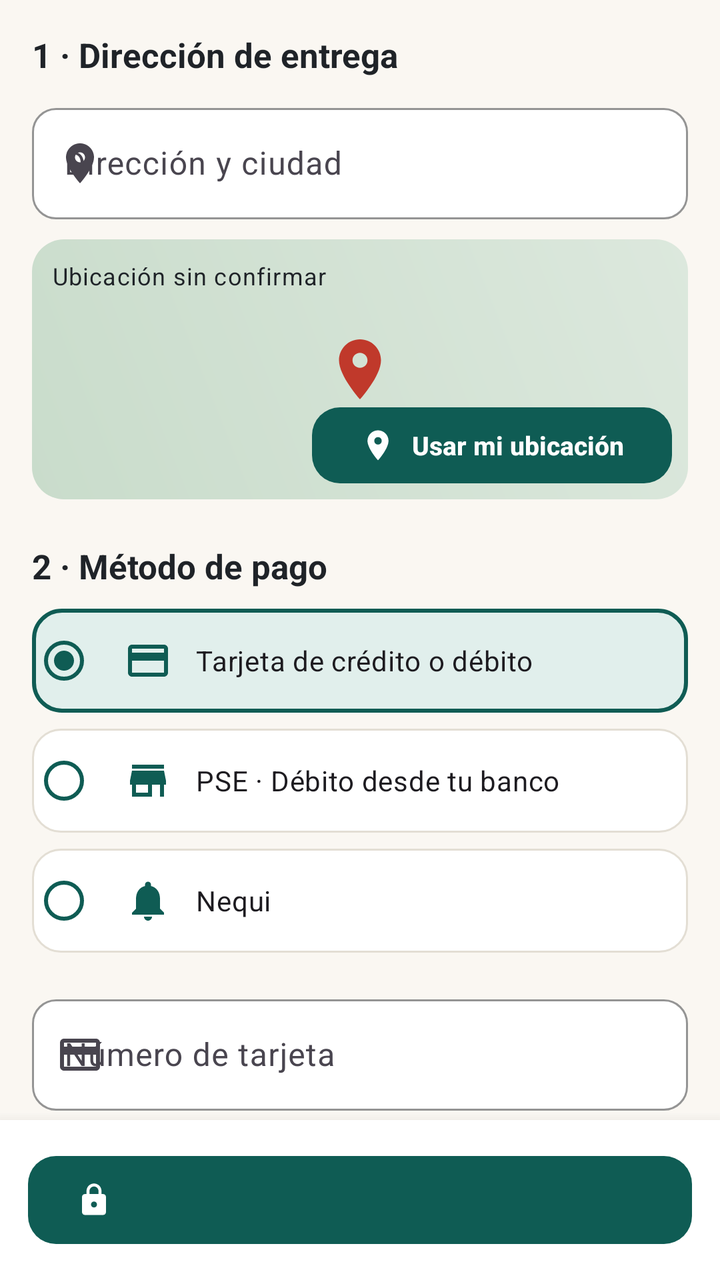
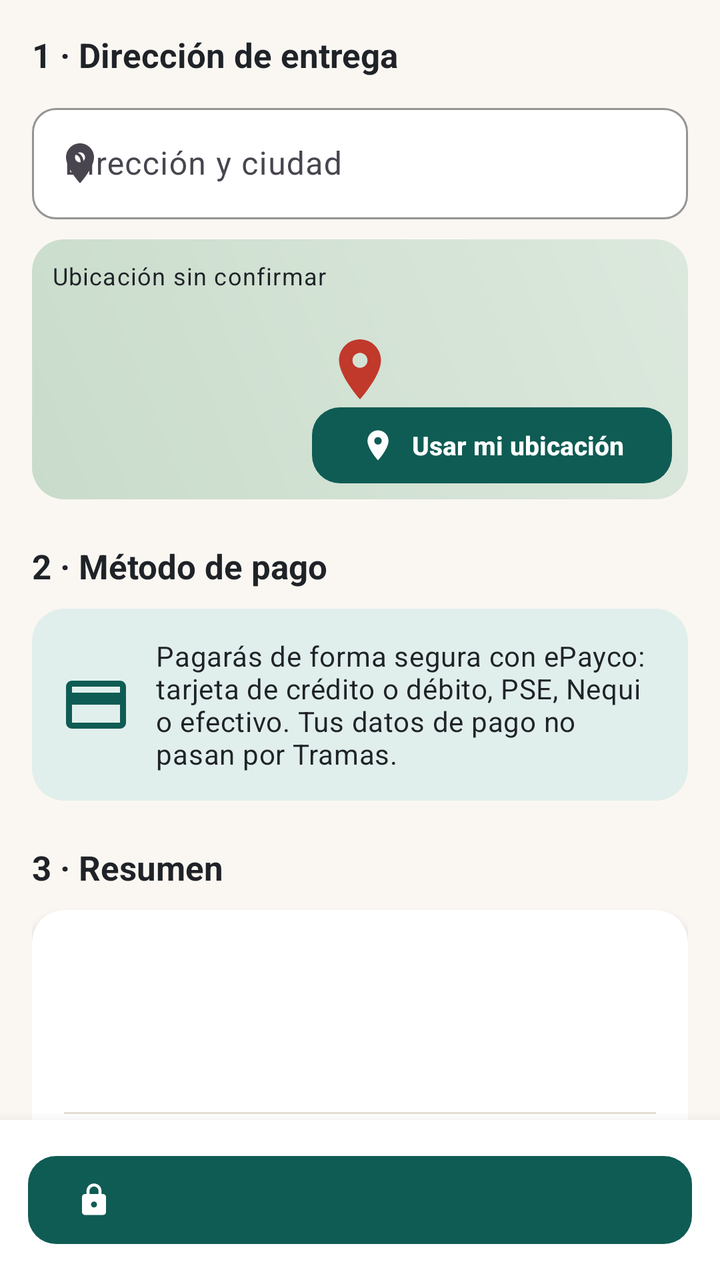

Compare the two renders of this Android layout. The source of the first and the diff that turns it into the second are given below.
<!-- AndroidManifest.xml: application theme Theme.Tramas -->
<!-- res/layout/fragment_checkout.xml -->
<?xml version="1.0" encoding="utf-8"?>
<LinearLayout xmlns:android="http://schemas.android.com/apk/res/android"
    xmlns:app="http://schemas.android.com/apk/res-auto"
    android:layout_width="match_parent"
    android:layout_height="match_parent"
    android:orientation="vertical">

    <androidx.core.widget.NestedScrollView
        android:layout_width="match_parent"
        android:layout_height="0dp"
        android:layout_weight="1">

        <LinearLayout
            android:layout_width="match_parent"
            android:layout_height="wrap_content"
            android:orientation="vertical"
            android:padding="@dimen/screen_padding">

            <TextView
                android:layout_width="wrap_content"
                android:layout_height="wrap_content"
                android:text="@string/n_1_direccion_de_entrega"
                android:textAppearance="@style/TextAppearance.Tramas.Headline"
                android:textSize="17sp" />

            <com.google.android.material.textfield.TextInputLayout
                android:id="@+id/tilAddress"
                android:layout_width="match_parent"
                android:layout_height="wrap_content"
                android:layout_marginTop="10dp"
                android:hint="@string/direccion_y_ciudad"
                app:startIconDrawable="@drawable/ic_location">

                <com.google.android.material.textfield.TextInputEditText
                    android:id="@+id/etAddress"
                    android:layout_width="match_parent"
                    android:layout_height="wrap_content"
                    android:inputType="textPostalAddress" />
            </com.google.android.material.textfield.TextInputLayout>

            <FrameLayout
                android:layout_width="match_parent"
                android:layout_height="130dp"
                android:layout_marginTop="10dp"
                android:background="@drawable/bg_map_placeholder">

                <ImageView
                    android:layout_width="36dp"
                    android:layout_height="36dp"
                    android:layout_gravity="center"
                    android:contentDescription="@null"
                    android:src="@drawable/ic_location"
                    app:tint="@color/danger" />

                <TextView
                    android:id="@+id/tvLocation"
                    android:layout_width="wrap_content"
                    android:layout_height="wrap_content"
                    android:layout_gravity="top|start"
                    android:layout_margin="10dp"
                    android:text="@string/ubicacion_sin_confirmar"
                    android:textAppearance="@style/TextAppearance.Tramas.Caption"
                    android:textColor="@color/ink" />

                <com.google.android.material.button.MaterialButton
                    android:id="@+id/btnLocation"
                    style="@style/Widget.Tramas.Button.Small"
                    android:layout_width="wrap_content"
                    android:layout_height="wrap_content"
                    android:layout_gravity="bottom|end"
                    android:layout_margin="8dp"
                    android:text="@string/usar_mi_ubicacion"
                    app:icon="@drawable/ic_location" />
            </FrameLayout>

            <TextView
                android:layout_width="wrap_content"
                android:layout_height="wrap_content"
                android:layout_marginTop="22dp"
                android:text="@string/n_2_metodo_de_pago"
                android:textAppearance="@style/TextAppearance.Tramas.Headline"
                android:textSize="17sp" />

            <RadioGroup
                android:id="@+id/rgPayment"
                android:layout_width="match_parent"
                android:layout_height="wrap_content"
                android:layout_marginTop="10dp"
                android:orientation="vertical">

                <RadioButton
                    android:id="@+id/rbCard"
                    style="@style/Tramas.PayOption"
                    android:checked="true"
                    android:drawableStart="@drawable/ic_card"
                    android:text="@string/tarjeta_de_credito_o_debito" />

                <RadioButton
                    android:id="@+id/rbPse"
                    style="@style/Tramas.PayOption"
                    android:drawableStart="@drawable/ic_store"
                    android:text="@string/pse_debito_desde_tu_banco" />

                <RadioButton
                    android:id="@+id/rbNequi"
                    style="@style/Tramas.PayOption"
                    android:drawableStart="@drawable/ic_bell"
                    android:text="@string/nequi" />
            </RadioGroup>

            <LinearLayout
                android:id="@+id/groupCard"
                android:layout_width="match_parent"
                android:layout_height="wrap_content"
                android:orientation="vertical">

                <com.google.android.material.textfield.TextInputLayout
                    android:id="@+id/tilCardNumber"
                    android:layout_width="match_parent"
                    android:layout_height="wrap_content"
                    android:layout_marginTop="10dp"
                    android:hint="@string/numero_de_tarjeta"
                    app:startIconDrawable="@drawable/ic_card">

                    <com.google.android.material.textfield.TextInputEditText
                        android:id="@+id/etCardNumber"
                        android:layout_width="match_parent"
                        android:layout_height="wrap_content"
                        android:inputType="number"
                        android:maxLength="19" />
                </com.google.android.material.textfield.TextInputLayout>

                <LinearLayout
                    android:layout_width="match_parent"
                    android:layout_height="wrap_content"
                    android:layout_marginTop="10dp"
                    android:orientation="horizontal">

                    <com.google.android.material.textfield.TextInputLayout
                        android:id="@+id/tilExpiry"
                        android:layout_width="0dp"
                        android:layout_height="wrap_content"
                        android:layout_marginEnd="6dp"
                        android:layout_weight="1"
                        android:hint="@string/mm_aa">

                        <com.google.android.material.textfield.TextInputEditText
                            android:id="@+id/etExpiry"
                            android:layout_width="match_parent"
                            android:layout_height="wrap_content"
                            android:inputType="number"
                            android:maxLength="5" />
                    </com.google.android.material.textfield.TextInputLayout>

                    <com.google.android.material.textfield.TextInputLayout
                        android:id="@+id/tilCvv"
                        android:layout_width="0dp"
                        android:layout_height="wrap_content"
                        android:layout_marginStart="6dp"
                        android:layout_weight="1"
                        android:hint="@string/cvv"
                        app:endIconMode="password_toggle">

                        <com.google.android.material.textfield.TextInputEditText
                            android:id="@+id/etCvv"
                            android:layout_width="match_parent"
                            android:layout_height="wrap_content"
                            android:inputType="numberPassword"
                            android:maxLength="4" />
                    </com.google.android.material.textfield.TextInputLayout>
                </LinearLayout>
            </LinearLayout>

            <TextView
                android:layout_width="wrap_content"
                android:layout_height="wrap_content"
                android:layout_marginTop="22dp"
                android:text="@string/n_3_resumen"
                android:textAppearance="@style/TextAppearance.Tramas.Headline"
                android:textSize="17sp" />

            <com.google.android.material.card.MaterialCardView
                style="@style/Widget.Tramas.Card"
                android:layout_width="match_parent"
                android:layout_height="wrap_content"
                android:layout_marginTop="10dp">

                <LinearLayout
                    android:layout_width="match_parent"
                    android:layout_height="wrap_content"
                    android:orientation="vertical"
                    android:padding="16dp">

                    <include
                        android:id="@+id/rowSubtotal"
                        layout="@layout/row_summary" />

                    <include
                        android:id="@+id/rowIva"
                        layout="@layout/row_summary" />

                    <include
                        android:id="@+id/rowShipping"
                        layout="@layout/row_summary" />

                    <View
                        android:layout_width="match_parent"
                        android:layout_height="1dp"
                        android:layout_marginTop="8dp"
                        android:layout_marginBottom="8dp"
                        android:background="@color/line" />

                    <include
                        android:id="@+id/rowTotal"
                        layout="@layout/row_summary" />
                </LinearLayout>
            </com.google.android.material.card.MaterialCardView>

            <CheckBox
                android:id="@+id/cbTerms"
                android:layout_width="match_parent"
                android:layout_height="wrap_content"
                android:layout_marginTop="8dp"
                android:buttonTint="?attr/colorPrimary"
                android:text="@string/acepto_los_terminos_y_condiciones_y_co" />

            <TextView
                android:layout_width="match_parent"
                android:layout_height="wrap_content"
                android:layout_marginTop="4dp"
                android:drawablePadding="6dp"
                android:text="@string/pago_seguro_procesado_por_wompi_tramas"
                android:textAppearance="@style/TextAppearance.Tramas.Caption"
                app:drawableStartCompat="@drawable/ic_lock"
                app:drawableTint="@color/ink_muted" />
        </LinearLayout>
    </androidx.core.widget.NestedScrollView>

    <com.google.android.material.card.MaterialCardView
        style="@style/Widget.Tramas.Card"
        android:layout_width="match_parent"
        android:layout_height="wrap_content"
        app:cardCornerRadius="0dp"
        app:cardElevation="10dp">

        <com.google.android.material.button.MaterialButton
            android:id="@+id/btnPay"
            android:layout_width="match_parent"
            android:layout_height="wrap_content"
            android:layout_margin="14dp"
            app:icon="@drawable/ic_lock" />
    </com.google.android.material.card.MaterialCardView>
</LinearLayout>
<!-- res/layout/row_summary.xml (included above) -->
<?xml version="1.0" encoding="utf-8"?>
<LinearLayout xmlns:android="http://schemas.android.com/apk/res/android"
    android:layout_width="match_parent"
    android:layout_height="wrap_content"
    android:orientation="horizontal"
    android:paddingTop="2dp"
    android:paddingBottom="2dp">

    <TextView
        android:id="@+id/tvLabel"
        android:layout_width="0dp"
        android:layout_height="wrap_content"
        android:layout_weight="1"
        android:textAppearance="@style/TextAppearance.Tramas.Body" />

    <TextView
        android:id="@+id/tvValue"
        android:layout_width="wrap_content"
        android:layout_height="wrap_content"
        android:textAppearance="@style/TextAppearance.Tramas.Title" />
</LinearLayout>
<!-- resources referenced by this layout -->
<resources>
  <color name="danger">#C0392B</color>
  <color name="ink">#1F2328</color>
  <color name="ink_muted">#6B7280</color>
  <color name="line">#E3DED4</color>
  <dimen name="screen_padding">16dp</dimen>
  <!-- drawable ic_bell (drawable) -->
  <?xml version="1.0" encoding="utf-8"?>
  <vector xmlns:android="http://schemas.android.com/apk/res/android"
      android:width="24dp" android:height="24dp" android:viewportWidth="24" android:viewportHeight="24"
      android:tint="?attr/colorControlNormal">
      <path android:fillColor="@android:color/white" android:pathData="M12,22c1.1,0 2,-0.9 2,-2h-4c0,1.1 0.89,2 2,2zM18,16v-5c0,-3.07 -1.64,-5.64 -4.5,-6.32V4c0,-0.83 -0.67,-1.5 -1.5,-1.5s-1.5,0.67 -1.5,1.5v0.68C7.63,5.36 6,7.92 6,11v5l-2,2v1h16v-1l-2,-2z"/>
  </vector>
  <!-- drawable ic_store (drawable) -->
  <?xml version="1.0" encoding="utf-8"?>
  <vector xmlns:android="http://schemas.android.com/apk/res/android"
      android:width="24dp" android:height="24dp" android:viewportWidth="24" android:viewportHeight="24"
      android:tint="?attr/colorControlNormal">
      <path android:fillColor="@android:color/white" android:pathData="M20,4H4v2h16V4zM21,14v-2l-1,-5H4l-1,5v2h1v6h10v-6h4v6h2v-6h1zM12,18H6v-4h6V18z"/>
  </vector>
  <string name="cvv">CVV</string>
  <string name="direccion_y_ciudad">Dirección y ciudad</string>
  <string name="mm_aa">MM/AA</string>
  <string name="n_1_direccion_de_entrega">1 · Dirección de entrega</string>
  <string name="n_2_metodo_de_pago">2 · Método de pago</string>
  <string name="n_3_resumen">3 · Resumen</string>
  <string name="nequi">Nequi</string>
  <string name="numero_de_tarjeta">Número de tarjeta</string>
  <string name="pago_seguro_procesado_por_wompi_tramas">Pago seguro procesado por Wompi. Tramas no almacena los datos de tu tarjeta.</string>
  <string name="pse_debito_desde_tu_banco">PSE · Débito desde tu banco</string>
  <string name="tarjeta_de_credito_o_debito">Tarjeta de crédito o débito</string>
  <string name="ubicacion_sin_confirmar">Ubicación sin confirmar</string>
  <string name="usar_mi_ubicacion">Usar mi ubicación</string>
  <style name="Tramas.PayOption" parent="Widget.Material3.CompoundButton.RadioButton">
          <item name="android:layout_width">match_parent</item>
          <item name="android:layout_height">wrap_content</item>
          <item name="android:layout_marginBottom">8dp</item>
          <item name="android:background">@drawable/bg_selectable_option</item>
          <item name="android:padding">14dp</item>
          <item name="android:drawablePadding">12dp</item>
          <item name="android:drawableTint">?attr/colorPrimary</item>
          <item name="android:textAppearance">@style/TextAppearance.Tramas.Body</item>
          <item name="buttonTint">?attr/colorPrimary</item>
      </style>
  <!-- drawable bg_selectable_option (drawable) -->
  <?xml version="1.0" encoding="utf-8"?>
  <selector xmlns:android="http://schemas.android.com/apk/res/android">
      <item android:state_checked="true">
          <shape android:shape="rectangle">
              <solid android:color="?attr/colorPrimaryContainer" />
              <stroke android:width="2dp" android:color="?attr/colorPrimary" />
              <corners android:radius="14dp" />
          </shape>
      </item>
      <item>
          <shape android:shape="rectangle">
              <solid android:color="@color/surface" />
              <stroke android:width="1dp" android:color="@color/line" />
              <corners android:radius="14dp" />
          </shape>
      </item>
  </selector>
  <dimen name="radius_card">16dp</dimen>
  <dimen name="card_elevation">2dp</dimen>
  <color name="surface">#FFFFFF</color>
  <color name="teal">#0F5C54</color>
  <color name="white">#FFFFFF</color>
  <color name="teal_dark">#0A3F3A</color>
  <color name="teal_soft">#E1EFEC</color>
  <color name="ochre">#E9A23B</color>
  <color name="ochre_soft">#FBEFD6</color>
  <color name="canvas">#FAF7F2</color>
  <dimen name="button_height">52dp</dimen>
  <dimen name="radius_button">14dp</dimen>
  <!-- unchanged entries left out for length: 20 -->
</resources>

<!-- the commit's change to res/layout/fragment_checkout.xml (unified diff, before → after) -->
@@ -81,95 +81,35 @@
                 android:textAppearance="@style/TextAppearance.Tramas.Headline"
                 android:textSize="17sp" />
 
-            <RadioGroup
-                android:id="@+id/rgPayment"
-                android:layout_width="match_parent"
-                android:layout_height="wrap_content"
-                android:layout_marginTop="10dp"
-                android:orientation="vertical">
-
-                <RadioButton
-                    android:id="@+id/rbCard"
-                    style="@style/Tramas.PayOption"
-                    android:checked="true"
-                    android:drawableStart="@drawable/ic_card"
-                    android:text="@string/tarjeta_de_credito_o_debito" />
-
-                <RadioButton
-                    android:id="@+id/rbPse"
-                    style="@style/Tramas.PayOption"
-                    android:drawableStart="@drawable/ic_store"
-                    android:text="@string/pse_debito_desde_tu_banco" />
-
-                <RadioButton
-                    android:id="@+id/rbNequi"
-                    style="@style/Tramas.PayOption"
-                    android:drawableStart="@drawable/ic_bell"
-                    android:text="@string/nequi" />
-            </RadioGroup>
-
-            <LinearLayout
-                android:id="@+id/groupCard"
-                android:layout_width="match_parent"
-                android:layout_height="wrap_content"
-                android:orientation="vertical">
-
-                <com.google.android.material.textfield.TextInputLayout
-                    android:id="@+id/tilCardNumber"
-                    android:layout_width="match_parent"
-                    android:layout_height="wrap_content"
-                    android:layout_marginTop="10dp"
-                    android:hint="@string/numero_de_tarjeta"
-                    app:startIconDrawable="@drawable/ic_card">
-
-                    <com.google.android.material.textfield.TextInputEditText
-                        android:id="@+id/etCardNumber"
-                        android:layout_width="match_parent"
-                        android:layout_height="wrap_content"
-                        android:inputType="number"
-                        android:maxLength="19" />
-                </com.google.android.material.textfield.TextInputLayout>
+            <com.google.android.material.card.MaterialCardView
+                style="@style/Widget.Tramas.Card.Soft"
+                android:layout_width="match_parent"
+                android:layout_height="wrap_content"
+                android:layout_marginTop="10dp">
 
                 <LinearLayout
                     android:layout_width="match_parent"
                     android:layout_height="wrap_content"
-                    android:layout_marginTop="10dp"
-                    android:orientation="horizontal">
-
-                    <com.google.android.material.textfield.TextInputLayout
-                        android:id="@+id/tilExpiry"
+                    android:gravity="center_vertical"
+                    android:orientation="horizontal"
+                    android:padding="14dp">
+
+                    <ImageView
+                        android:layout_width="36dp"
+                        android:layout_height="36dp"
+                        android:contentDescription="@null"
+                        android:src="@drawable/ic_card"
+                        app:tint="?attr/colorPrimary" />
+
+                    <TextView
                         android:layout_width="0dp"
                         android:layout_height="wrap_content"
-                        android:layout_marginEnd="6dp"
+                        android:layout_marginStart="12dp"
                         android:layout_weight="1"
-                        android:hint="@string/mm_aa">
-
-                        <com.google.android.material.textfield.TextInputEditText
-                            android:id="@+id/etExpiry"
-                            android:layout_width="match_parent"
-                            android:layout_height="wrap_content"
-                            android:inputType="number"
-                            android:maxLength="5" />
-                    </com.google.android.material.textfield.TextInputLayout>
-
-                    <com.google.android.material.textfield.TextInputLayout
-                        android:id="@+id/tilCvv"
-                        android:layout_width="0dp"
-                        android:layout_height="wrap_content"
-                        android:layout_marginStart="6dp"
-                        android:layout_weight="1"
-                        android:hint="@string/cvv"
-                        app:endIconMode="password_toggle">
-
-                        <com.google.android.material.textfield.TextInputEditText
-                            android:id="@+id/etCvv"
-                            android:layout_width="match_parent"
-                            android:layout_height="wrap_content"
-                            android:inputType="numberPassword"
-                            android:maxLength="4" />
-                    </com.google.android.material.textfield.TextInputLayout>
+                        android:text="@string/pagaras_de_forma_segura_con_epayco_tar"
+                        android:textAppearance="@style/TextAppearance.Tramas.Body" />
                 </LinearLayout>
-            </LinearLayout>
+            </com.google.android.material.card.MaterialCardView>
 
             <TextView
                 android:layout_width="wrap_content"
<!-- resource entries referenced after the edit -->
@@ -5,62 +5,18 @@
   <color name="ink_muted">#6B7280</color>
   <color name="line">#E3DED4</color>
   <dimen name="screen_padding">16dp</dimen>
-  <!-- drawable ic_bell (drawable) -->
-  <?xml version="1.0" encoding="utf-8"?>
-  <vector xmlns:android="http://schemas.android.com/apk/res/android"
-      android:width="24dp" android:height="24dp" android:viewportWidth="24" android:viewportHeight="24"
-      android:tint="?attr/colorControlNormal">
-      <path android:fillColor="@android:color/white" android:pathData="M12,22c1.1,0 2,-0.9 2,-2h-4c0,1.1 0.89,2 2,2zM18,16v-5c0,-3.07 -1.64,-5.64 -4.5,-6.32V4c0,-0.83 -0.67,-1.5 -1.5,-1.5s-1.5,0.67 -1.5,1.5v0.68C7.63,5.36 6,7.92 6,11v5l-2,2v1h16v-1l-2,-2z"/>
-  </vector>
-  <!-- drawable ic_store (drawable) -->
-  <?xml version="1.0" encoding="utf-8"?>
-  <vector xmlns:android="http://schemas.android.com/apk/res/android"
-      android:width="24dp" android:height="24dp" android:viewportWidth="24" android:viewportHeight="24"
-      android:tint="?attr/colorControlNormal">
-      <path android:fillColor="@android:color/white" android:pathData="M20,4H4v2h16V4zM21,14v-2l-1,-5H4l-1,5v2h1v6h10v-6h4v6h2v-6h1zM12,18H6v-4h6V18z"/>
-  </vector>
-  <string name="cvv">CVV</string>
   <string name="direccion_y_ciudad">Dirección y ciudad</string>
-  <string name="mm_aa">MM/AA</string>
   <string name="n_1_direccion_de_entrega">1 · Dirección de entrega</string>
   <string name="n_2_metodo_de_pago">2 · Método de pago</string>
   <string name="n_3_resumen">3 · Resumen</string>
-  <string name="nequi">Nequi</string>
-  <string name="numero_de_tarjeta">Número de tarjeta</string>
+  <string name="pagaras_de_forma_segura_con_epayco_tar">Pagarás de forma segura con ePayco: tarjeta de crédito o débito, PSE, Nequi o efectivo. Tus datos de pago no pasan por Tramas.</string>
   <string name="pago_seguro_procesado_por_wompi_tramas">Pago seguro procesado por Wompi. Tramas no almacena los datos de tu tarjeta.</string>
-  <string name="pse_debito_desde_tu_banco">PSE · Débito desde tu banco</string>
-  <string name="tarjeta_de_credito_o_debito">Tarjeta de crédito o débito</string>
   <string name="ubicacion_sin_confirmar">Ubicación sin confirmar</string>
   <string name="usar_mi_ubicacion">Usar mi ubicación</string>
-  <style name="Tramas.PayOption" parent="Widget.Material3.CompoundButton.RadioButton">
-          <item name="android:layout_width">match_parent</item>
-          <item name="android:layout_height">wrap_content</item>
-          <item name="android:layout_marginBottom">8dp</item>
-          <item name="android:background">@drawable/bg_selectable_option</item>
-          <item name="android:padding">14dp</item>
-          <item name="android:drawablePadding">12dp</item>
-          <item name="android:drawableTint">?attr/colorPrimary</item>
-          <item name="android:textAppearance">@style/TextAppearance.Tramas.Body</item>
-          <item name="buttonTint">?attr/colorPrimary</item>
+  <style name="Widget.Tramas.Card.Soft" parent="Widget.Material3.CardView.Filled">
+          <item name="cardCornerRadius">@dimen/radius_card</item>
+          <item name="cardBackgroundColor">?attr/colorPrimaryContainer</item>
       </style>
-  <!-- drawable bg_selectable_option (drawable) -->
-  <?xml version="1.0" encoding="utf-8"?>
-  <selector xmlns:android="http://schemas.android.com/apk/res/android">
-      <item android:state_checked="true">
-          <shape android:shape="rectangle">
-              <solid android:color="?attr/colorPrimaryContainer" />
-              <stroke android:width="2dp" android:color="?attr/colorPrimary" />
-              <corners android:radius="14dp" />
-          </shape>
-      </item>
-      <item>
-          <shape android:shape="rectangle">
-              <solid android:color="@color/surface" />
-              <stroke android:width="1dp" android:color="@color/line" />
-              <corners android:radius="14dp" />
-          </shape>
-      </item>
-  </selector>
   <dimen name="radius_card">16dp</dimen>
   <dimen name="card_elevation">2dp</dimen>
   <color name="surface">#FFFFFF</color>
